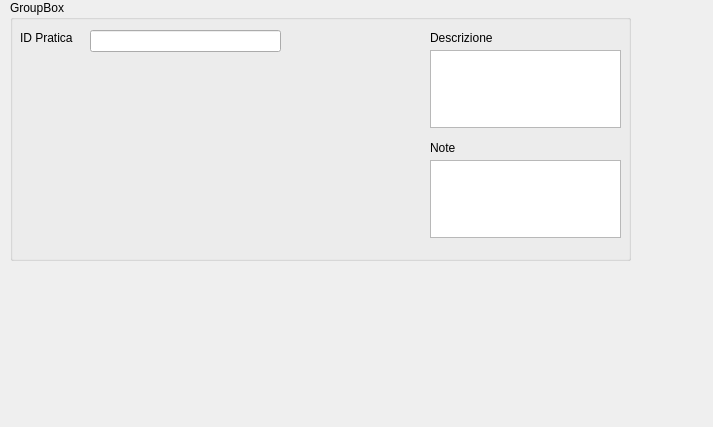
Above: src/com/axiastudio/suite/pratiche/forms/pratica.ui from tizianolattisi/suitegda before the change. Below: the same form after it.
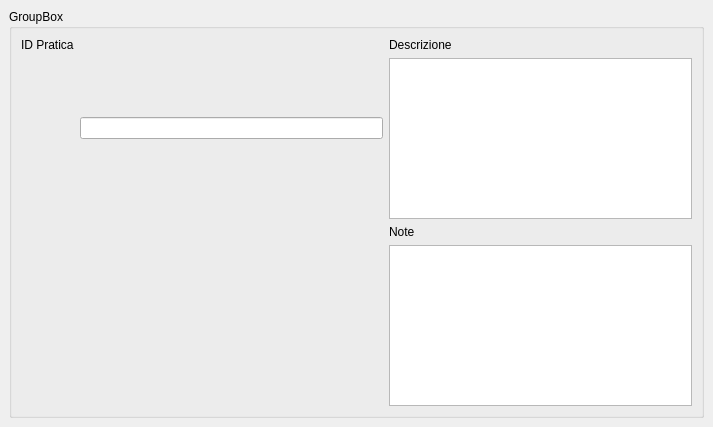
That is the form after the change.

Commit message: Patch temporanea di compatibilità prima del ristudio del meccanismo di apertura delle form.

Diff of the .ui file:
```diff
--- a/src/com/axiastudio/suite/pratiche/forms/pratica.ui
+++ b/src/com/axiastudio/suite/pratiche/forms/pratica.ui
@@ -17,40 +17,22 @@
    <string>&gt;idpratica&lt;,&lt;descrizione&gt;</string>
   </property>
   <widget class="QWidget" name="centralwidget">
+   <layout class="QVBoxLayout" name="verticalLayout">
+    <item>
    <widget class="QGroupBox" name="groupBox">
-    <property name="geometry">
-     <rect>
-      <x>10</x>
-      <y>0</y>
-      <width>621</width>
-      <height>261</height>
-     </rect>
-    </property>
     <property name="title">
      <string>GroupBox</string>
     </property>
+      <layout class="QGridLayout" name="gridLayout">
+       <item row="0" column="0">
     <widget class="QLabel" name="label">
-     <property name="geometry">
-      <rect>
-       <x>10</x>
-       <y>30</y>
-       <width>62</width>
-       <height>16</height>
-      </rect>
-     </property>
      <property name="text">
       <string>ID Pratica</string>
      </property>
     </widget>
+       </item>
+       <item row="0" column="1" rowspan="2">
     <widget class="QLineEdit" name="lineEdit">
-     <property name="geometry">
-      <rect>
-       <x>80</x>
-       <y>30</y>
-       <width>191</width>
-       <height>22</height>
-      </rect>
-     </property>
      <property name="column" stdset="0">
       <string>idpratica</string>
      </property>
@@ -58,62 +40,42 @@
       <bool>true</bool>
      </property>
     </widget>
-    <widget class="QTextEdit" name="textEdit">
-     <property name="geometry">
-      <rect>
-       <x>420</x>
-       <y>50</y>
-       <width>191</width>
-       <height>78</height>
-      </rect>
-     </property>
-     <property name="column" stdset="0">
-      <string>descrizione</string>
-     </property>
-     <property name="search" stdset="0">
-      <bool>true</bool>
-     </property>
-    </widget>
-    <widget class="QTextEdit" name="textEdit_2">
-     <property name="geometry">
-      <rect>
-       <x>420</x>
-       <y>160</y>
-       <width>191</width>
-       <height>78</height>
-      </rect>
-     </property>
-     <property name="column" stdset="0">
-      <string>note</string>
-     </property>
-    </widget>
+       </item>
+       <item row="0" column="2">
     <widget class="QLabel" name="label_2">
-     <property name="geometry">
-      <rect>
-       <x>420</x>
-       <y>30</y>
-       <width>101</width>
-       <height>16</height>
-      </rect>
-     </property>
      <property name="text">
       <string>Descrizione</string>
      </property>
     </widget>
+       </item>
+       <item row="1" column="2">
+        <widget class="QTextEdit" name="textEdit">
+         <property name="column" stdset="0">
+          <string>descrizione</string>
+         </property>
+         <property name="search" stdset="0">
+          <bool>true</bool>
+         </property>
+        </widget>
+       </item>
+       <item row="2" column="2">
     <widget class="QLabel" name="label_3">
-     <property name="geometry">
-      <rect>
-       <x>420</x>
-       <y>140</y>
-       <width>62</width>
-       <height>16</height>
-      </rect>
-     </property>
      <property name="text">
       <string>Note</string>
      </property>
     </widget>
-   </widget>
+       </item>
+       <item row="3" column="2">
+        <widget class="QTextEdit" name="textEdit_2">
+         <property name="column" stdset="0">
+          <string>note</string>
+         </property>
+        </widget>
+       </item>
+      </layout>
+     </widget>
+    </item>
+   </layout>
   </widget>
  </widget>
  <resources/>
```
Lines whose indentation alone changed are shown as unchanged. The commit also changes 5 other files.
